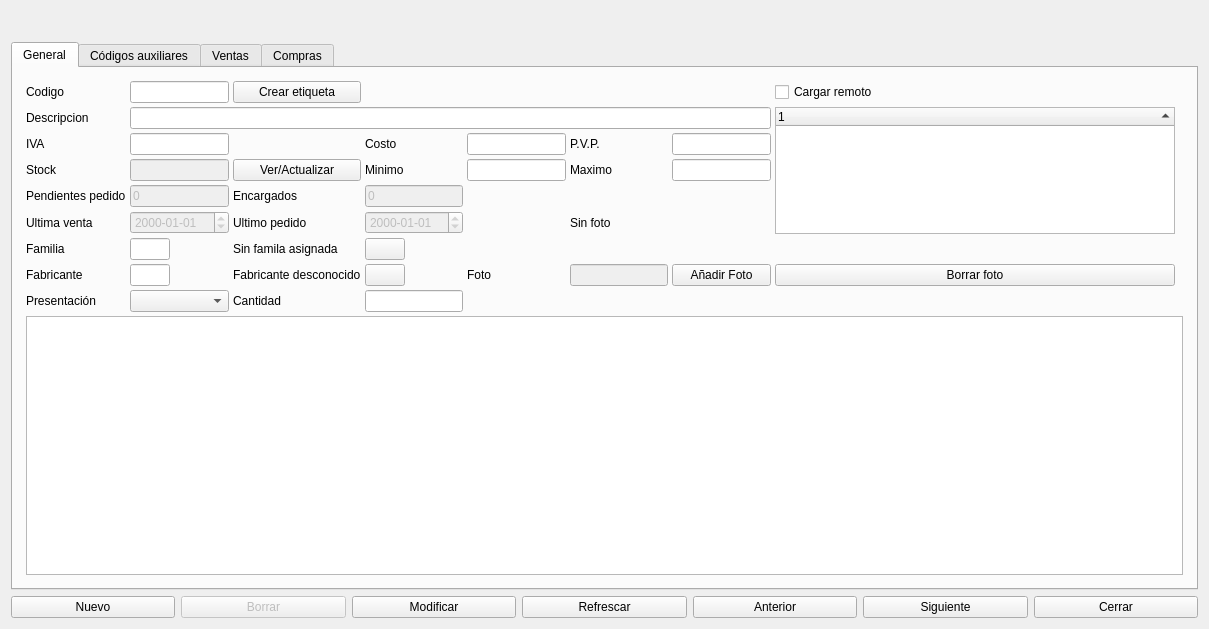
First picture: the form in articulos.ui, repository Ladis72/tienda, before the edit.
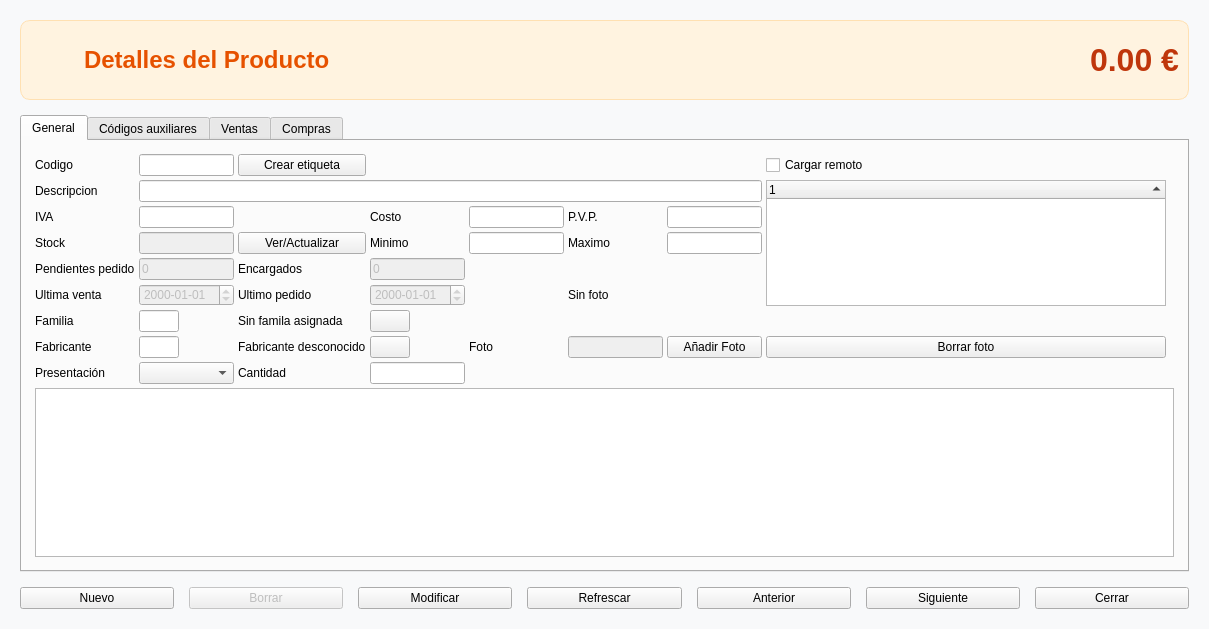
Second picture: the form after the edit. Icons and pictures are not drawn.

Patch:
```diff
--- a/articulos.ui
+++ b/articulos.ui
@@ -19,24 +19,100 @@
   <property name="windowTitle">
    <string>Productos</string>
   </property>
+  <property name="styleSheet">
+   <string notr="true">QDialog { background-color: #f8f9fa; }</string>
+  </property>
   <layout class="QVBoxLayout" name="verticalLayout">
+   <property name="spacing">
+    <number>15</number>
+   </property>
+   <property name="leftMargin">
+    <number>20</number>
+   </property>
+   <property name="topMargin">
+    <number>20</number>
+   </property>
+   <property name="rightMargin">
+    <number>20</number>
+   </property>
+   <property name="bottomMargin">
+    <number>20</number>
+   </property>
    <item>
-    <widget class="QLabel" name="labelNombrePrecio">
-     <property name="font">
-      <font>
-       <family>Utopia</family>
-       <pointsize>16</pointsize>
-       <italic>true</italic>
-       <bold>true</bold>
-      </font>
+    <widget class="QFrame" name="headerFrame">
+     <property name="minimumSize">
+      <size>
+       <width>0</width>
+       <height>80</height>
+      </size>
      </property>
      <property name="styleSheet">
-      <string notr="true">
-color: rgb(255, 25, 5);</string>
+      <string notr="true">QFrame#headerFrame {
+    background-color: #fff3e0;
+    border-radius: 10px;
+    border: 1px solid #ffe0b2;
+}</string>
      </property>
-     <property name="text">
-      <string/>
-     </property>
+     <layout class="QHBoxLayout" name="horizontalLayoutHeader">
+      <item>
+       <widget class="QLabel" name="labelIcono">
+        <property name="maximumSize">
+         <size>
+          <width>48</width>
+          <height>48</height>
+         </size>
+        </property>
+        <property name="pixmap">
+         <pixmap>../iconos/articulos.png</pixmap>
+        </property>
+        <property name="scaledContents">
+         <bool>true</bool>
+        </property>
+       </widget>
+      </item>
+      <item>
+       <widget class="QLabel" name="labelNombreProducto">
+        <property name="font">
+         <font>
+          <pointsize>18</pointsize>
+          <bold>true</bold>
+         </font>
+        </property>
+        <property name="styleSheet">
+         <string notr="true">color: #e65100;</string>
+        </property>
+        <property name="text">
+         <string>Detalles del Producto</string>
+        </property>
+       </widget>
+      </item>
+      <item>
+       <spacer name="horizontalSpacerHeader">
+        <property name="orientation">
+         <enum>Qt::Orientation::Horizontal</enum>
+        </property>
+       </spacer>
+      </item>
+      <item>
+       <widget class="QLabel" name="labelPrecioGrande">
+        <property name="font">
+         <font>
+          <pointsize>24</pointsize>
+          <bold>true</bold>
+         </font>
+        </property>
+        <property name="styleSheet">
+         <string notr="true">color: #bf360c;</string>
+        </property>
+        <property name="text">
+         <string>0.00 €</string>
+        </property>
+        <property name="alignment">
+         <set>Qt::AlignmentFlag::AlignRight|Qt::AlignmentFlag::AlignTrailing|Qt::AlignmentFlag::AlignVCenter</set>
+        </property>
+       </widget>
+      </item>
+     </layout>
     </widget>
    </item>
    <item>
```
Left out of the diff: 11 changed lines with no effect on the pictures.
